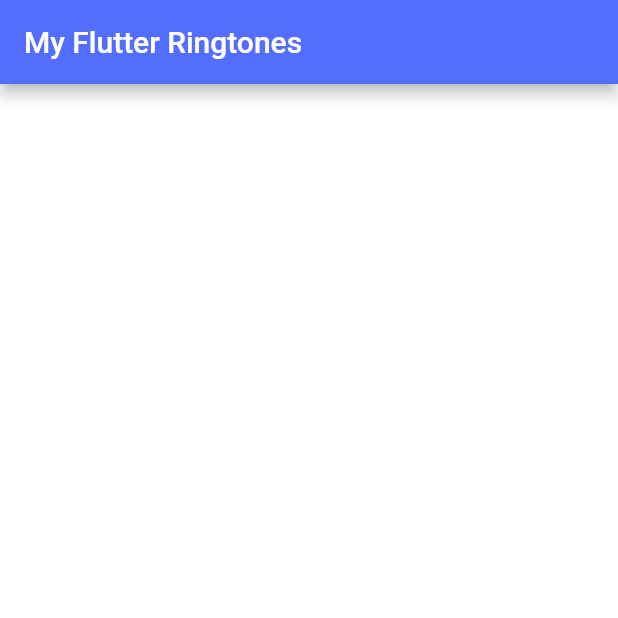
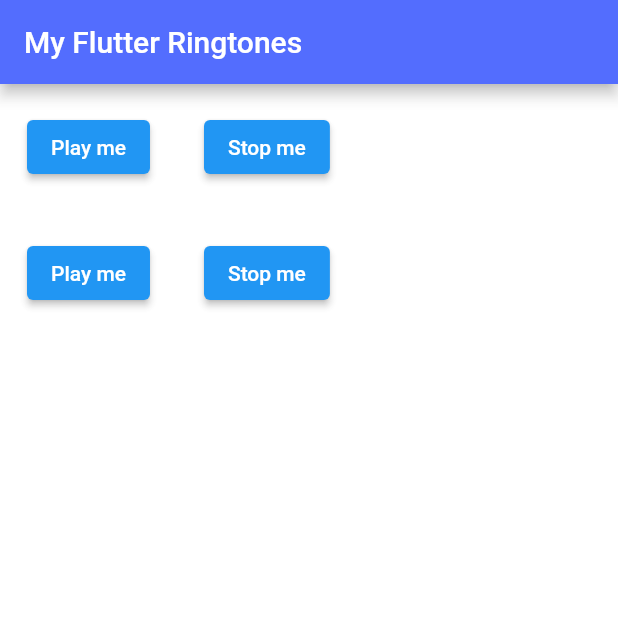
Before and after one commit to RanaHisham18/my_flutter_ringtones_app, a Flutter app: the screen it shows after launch, on a phone screen of 412 x 824 dp, the top half of it. Run offline on Flutter 3.47's test engine with Material 2 defaults, Android fonts, the light colour scheme and no system bars; our stand-ins replace audioplayers.

Commit message:
add play and stop buttons

```diff
--- a/lib/main.dart
+++ b/lib/main.dart
@@ -12,12 +12,96 @@ class MyApp extends StatelessWidget {
   Widget build(BuildContext context) {
     return MaterialApp(
       home: Scaffold(
-        backgroundColor: Colors.white70,
+      backgroundColor: Colors.white70,
         appBar: AppBar(
           title: Text('My Flutter Ringtones'),
           backgroundColor: Colors.indigoAccent,
         ),
+        body: RingToneClass()
       ),
     );
   }
 }
+
+class RingToneClass  extends StatefulWidget{
+  @override
+  State<StatefulWidget> createState() => RingToneClassState();
+}
+
+class RingToneClassState extends State<RingToneClass> {
+  final player = AudioPlayer();
+  @override
+  Widget build(BuildContext context) {
+    return Center(
+      child: Column(
+        children: [
+        Center(
+          child: Row(
+          children: [
+          Padding(
+          padding: const EdgeInsets.all(18.0),
+    child:
+    ElevatedButton(
+    onPressed: (){
+    player.play(AssetSource('music-1.mp3'));
+    }, child: Text("Play me"),
+    ),
+    ),
+    Padding(
+    padding: const EdgeInsets.all(18.0),
+    child: ElevatedButton(
+    onPressed: (){
+    player.stop();
+    }, child: Text("Stop me"),
+    ),
+    ),
+    ],
+    ),
+        ),
+          Center(
+            child: Row(
+              children: [
+                Padding(
+                  padding: const EdgeInsets.all(18.0),
+                  child: ElevatedButton(
+                    onPressed: (){
+                      player.play(AssetSource('music-2.mp3'));
+                    }, child: Text("Play me"),
+                  ),
+                ),
+                Padding(
+                  padding: const EdgeInsets.all(18.0),
+                  child: ElevatedButton(
+                    onPressed: (){
+                      player.stop();
+                    }, child: Text("Stop me"),
+                  ),
+                ),
+              ],
+            ),
+          ),
+    ], ),
+      );
+
+  }
+}
+/*Center(
+          child: Row(
+            children: [
+              ElevatedButton(
+                onPressed: (){
+                  final player = AudioPlayer();
+                  player.play(AssetSource('music-2.mp3'));
+                }, child: Text("Play me"),
+              ),
+              ElevatedButton(onPressed: (){
+                player.stop();
+              }, child: Text("Stop me"),
+              ),
+            ],
+          ),
+
+
+
+
+        ),*/
```
